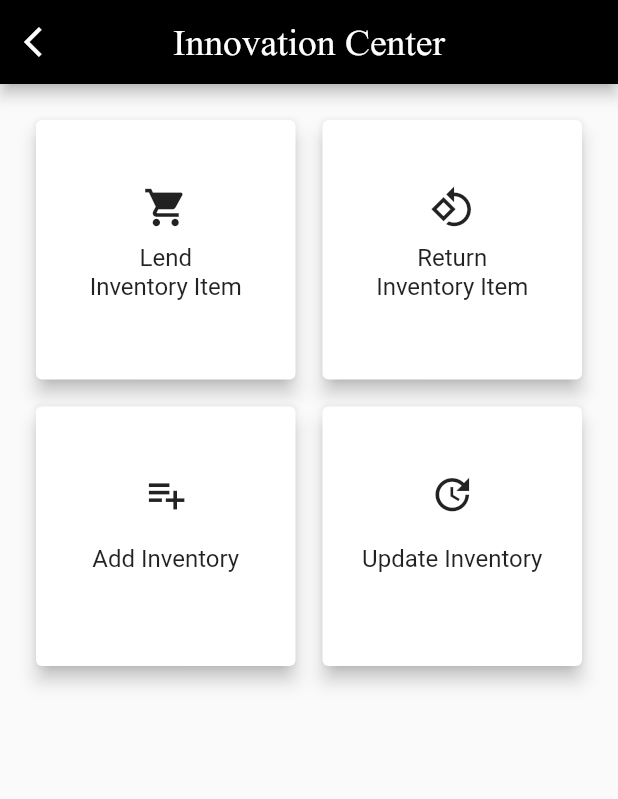
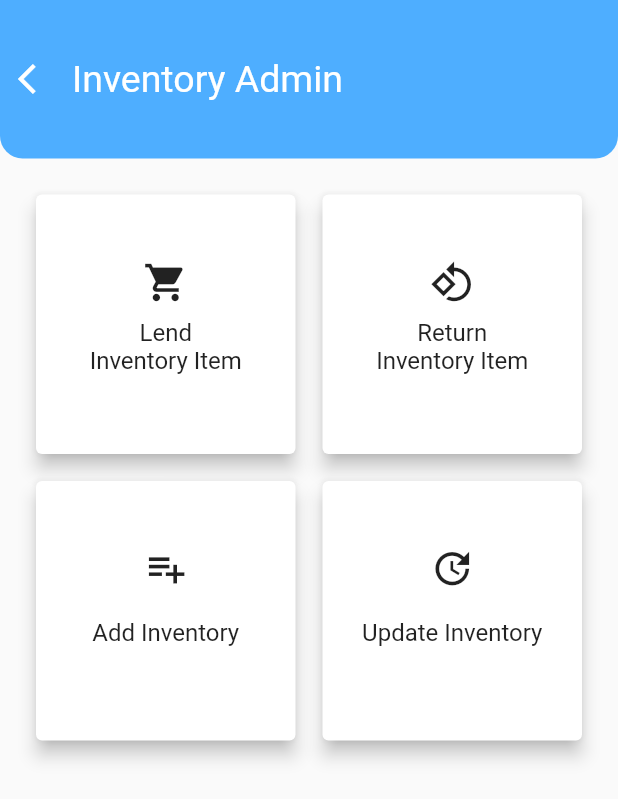
Before and after one commit to innovation-center-gitam-hyd/Innovation-Center-App, a Flutter app: the AdminMode screen opened directly, on a phone screen of 412 x 824 dp. Shown: the top 799 px of the screen. Run offline on Flutter 3.47's test engine with Material 2 defaults, Android fonts, the phone set to English and light mode, and no system bars; our stand-ins replace flutter_custom_clippers, page_transition, shared_preferences; accounts and stored records are empty.

Commit message:
Used Cutom scaffold

```diff
--- a/lib/myScreen/Inventory/inventoryAdmin.dart
+++ b/lib/myScreen/Inventory/inventoryAdmin.dart
@@ -1,4 +1,5 @@
 import 'package:flutter/material.dart';
+import 'package:ic_inventory/myScreen/myWidgets/myScaffold.dart';
 
 class AdminMode extends StatefulWidget {
   @override
@@ -8,20 +9,9 @@ class AdminMode extends StatefulWidget {
 class _AdminModeState extends State<AdminMode> {
   @override
   Widget build(BuildContext context) {
-    return Scaffold(
-      appBar: AppBar(
-        leading: IconButton(
-          icon: Icon(Icons.arrow_back_ios),
-          onPressed: () => Navigator.pop(context),
-        ),
-        title: Text(
-          "Innovation Center",
-          style: TextStyle(fontFamily: 'TimesNewRoman', fontSize: 25),
-        ),
-        backgroundColor: Colors.black,
-        centerTitle: true,
-      ),
-      body: GridView.count(
+    return MyScaffold(
+      title: "Inventory Admin",
+      myBody: GridView.count(
         primary: false,
         padding: const EdgeInsets.all(20),
         crossAxisSpacing: 10,
@@ -42,7 +32,10 @@ class _AdminModeState extends State<AdminMode> {
                       size: 30,
                     ),
                     ListTile(
-                      title: Text("Lend \nInventory Item",textAlign: TextAlign.center,),
+                      title: Text(
+                        "Lend \nInventory Item",
+                        textAlign: TextAlign.center,
+                      ),
                     ),
                   ],
                 ),
@@ -63,7 +56,10 @@ class _AdminModeState extends State<AdminMode> {
                       size: 30,
                     ),
                     ListTile(
-                      title: Text("Return \nInventory Item",textAlign: TextAlign.center,),
+                      title: Text(
+                        "Return \nInventory Item",
+                        textAlign: TextAlign.center,
+                      ),
                     ),
                   ],
                 ),
@@ -84,7 +80,10 @@ class _AdminModeState extends State<AdminMode> {
                       size: 30,
                     ),
                     ListTile(
-                      title: Text("Add Inventory",textAlign: TextAlign.center,),
+                      title: Text(
+                        "Add Inventory",
+                        textAlign: TextAlign.center,
+                      ),
                     ),
                   ],
                 ),
@@ -105,7 +104,10 @@ class _AdminModeState extends State<AdminMode> {
                       size: 30,
                     ),
                     ListTile(
-                      title: Text("Update Inventory",textAlign: TextAlign.center,),
+                      title: Text(
+                        "Update Inventory",
+                        textAlign: TextAlign.center,
+                      ),
                     ),
                   ],
                 ),
```
Also changed, not shown: lib/myScreen/Inventory/inventory.dart (+2 -39 lines).
